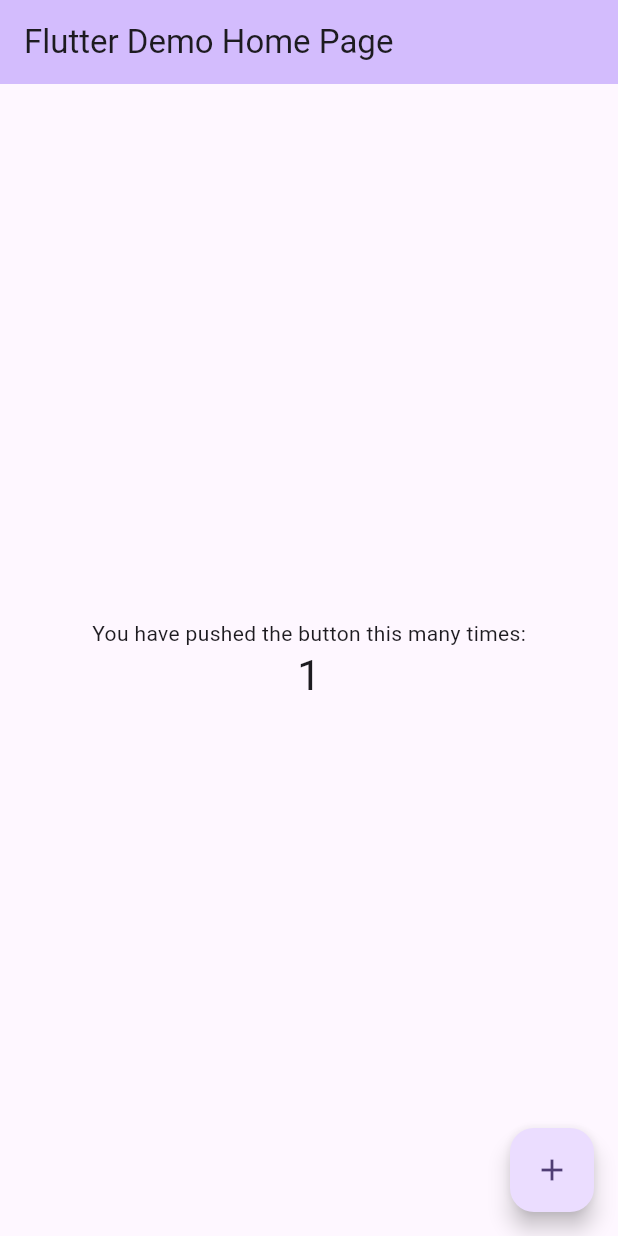
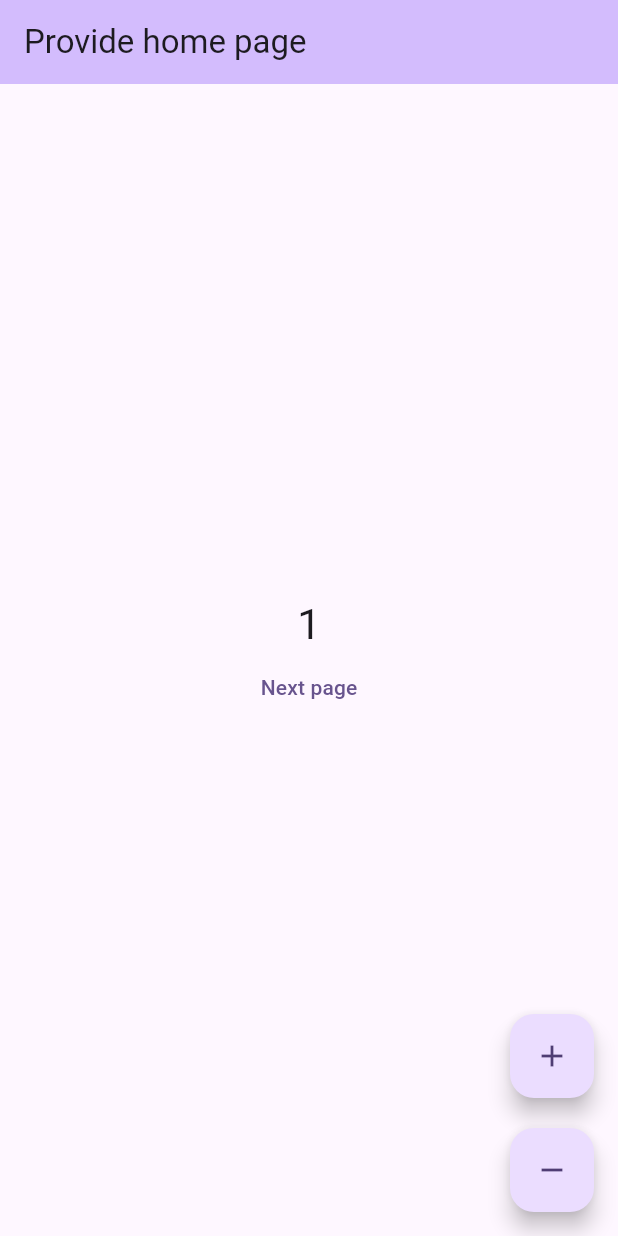
Before and after one commit to tamremariam/flutter, a Flutter app: the screen it shows after launch, after a tap on the "add" icon, on a phone screen of 412 x 824 dp. Run offline on Flutter 3.47's test engine with Material 3 defaults, Android fonts, the phone set to English and light mode, and no system bars; our stand-ins replace bloc, fl_chart, flutter_bloc, font_awesome_flutter.

Commit message:
provider example exercise

```diff
--- a/sample_provider/lib/main.dart
+++ b/sample_provider/lib/main.dart
@@ -1,4 +1,7 @@
 import 'package:flutter/material.dart';
+import 'package:provider/provider.dart';
+import 'package:sample_provider/presentation/home_page.dart';
+import 'package:sample_provider/provider/counter_provider.dart';
 
 void main() {
   runApp(const MyApp());
@@ -9,60 +12,15 @@ class MyApp extends StatelessWidget {
 
   @override
   Widget build(BuildContext context) {
-    return MaterialApp(
-      title: 'Flutter Demo',
-      theme: ThemeData(
-        colorScheme: ColorScheme.fromSeed(seedColor: Colors.deepPurple),
-        useMaterial3: true,
-      ),
-      home: const MyHomePage(title: 'Flutter Demo Home Page'),
-    );
-  }
-}
-
-class MyHomePage extends StatefulWidget {
-  const MyHomePage({super.key, required this.title});
-
-  final String title;
-
-  @override
-  State<MyHomePage> createState() => _MyHomePageState();
-}
-
-class _MyHomePageState extends State<MyHomePage> {
-  int _counter = 0;
-
-  void _incrementCounter() {
-    setState(() {
-      _counter++;
-    });
-  }
-
-  @override
-  Widget build(BuildContext context) {
-    return Scaffold(
-      appBar: AppBar(
-        backgroundColor: Theme.of(context).colorScheme.inversePrimary,
-        title: Text(widget.title),
-      ),
-      body: Center(
-        child: Column(
-          mainAxisAlignment: MainAxisAlignment.center,
-          children: <Widget>[
-            const Text(
-              'You have pushed the button this many times:',
-            ),
-            Text(
-              '$_counter',
-              style: Theme.of(context).textTheme.headlineMedium,
-            ),
-          ],
+    return MultiProvider(
+      providers: [ChangeNotifierProvider(create: (context) => CounterModel())],
+      child: MaterialApp(
+        title: 'Flutter Demo',
+        theme: ThemeData(
+          colorScheme: ColorScheme.fromSeed(seedColor: Colors.deepPurple),
+          useMaterial3: true,
         ),
-      ),
-      floatingActionButton: FloatingActionButton(
-        onPressed: _incrementCounter,
-        tooltip: 'Increment',
-        child: const Icon(Icons.add),
+        home: MyHomePage(),
       ),
     );
   }
--- /dev/null
+++ b/sample_provider/lib/presentation/home_page.dart
@@ -0,0 +1,71 @@
+import 'package:flutter/material.dart';
+import 'package:provider/provider.dart';
+import 'package:sample_provider/presentation/samplepage.dart';
+import 'package:sample_provider/provider/counter_provider.dart';
+
+class MyHomePage extends StatelessWidget {
+  const MyHomePage({
+    super.key,
+  });
+
+  // final String title;
+
+  // int _counter = 0;
+
+  // void _incrementCounter() {
+  @override
+  Widget build(BuildContext context) {
+    return Scaffold(
+      appBar: AppBar(
+        backgroundColor: Theme.of(context).colorScheme.inversePrimary,
+        title: Text("Provide home page"),
+      ),
+      body: Center(
+        child: Column(
+          mainAxisAlignment: MainAxisAlignment.center,
+          children: <Widget>[
+            // const Text(
+            //   'You have pushed the button this many times:',
+            // ),
+            Text(
+              context.watch<CounterModel>().numbercounter.toString(),
+              style: Theme.of(context).textTheme.headlineMedium,
+            ),
+            TextButton(
+                onPressed: () {
+                  Navigator.push(
+                    context,
+                    MaterialPageRoute(builder: (context) => SamplePage()),
+                  );
+                },
+                child: Text("Next page"))
+          ],
+        ),
+      ),
+      floatingActionButton: Column(
+        mainAxisAlignment: MainAxisAlignment.end,
+        children: [
+          FloatingActionButton(
+            onPressed: () {
+              context.read<CounterModel>().increment();
+            },
+            tooltip: 'Increment',
+            heroTag: "homeincrement",
+            child: const Icon(Icons.add),
+          ),
+          SizedBox(
+            height: 20,
+          ),
+          FloatingActionButton(
+            onPressed: () {
+              context.read<CounterModel>().decrement();
+            },
+            heroTag: "homedecrement",
+            tooltip: 'decrement',
+            child: const Icon(Icons.remove),
+          ),
+        ],
+      ),
+    );
+  }
+}
--- a/sample_provider/lib/provider/counter_provider.dart
+++ b/sample_provider/lib/provider/counter_provider.dart
@@ -0,0 +1,16 @@
+import 'package:flutter/material.dart';
+
+class CounterModel extends ChangeNotifier {
+  int numbercounter;
+  CounterModel({this.numbercounter = 0});
+
+  void increment() {
+    numbercounter++;
+    notifyListeners();
+  }
+
+  void decrement() {
+    numbercounter--;
+    notifyListeners();
+  }
+}
--- a/sample_provider/pubspec.yaml
+++ b/sample_provider/pubspec.yaml
@@ -30,11 +30,12 @@ environment:
 dependencies:
   flutter:
     sdk: flutter
-
+  # statem managment
 
   # The following adds the Cupertino Icons font to your application.
   # Use with the CupertinoIcons class for iOS style icons.
   cupertino_icons: ^1.0.6
+  provider: ^6.1.2
 
 dev_dependencies:
   flutter_test:
```
Also changed, not shown: sample_provider/lib/presentation/samplepage.dart (added, +39 -0 lines), sample_provider/pubspec.lock.
